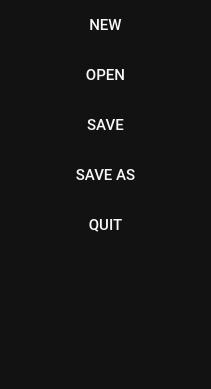
Above: resources/ui_menu.ui from scqubits/qfit before the change. Below: the same form after it.
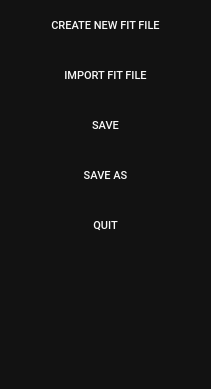
That is the form after the change.

What changed in the file:
```diff
--- a/resources/ui_menu.ui
+++ b/resources/ui_menu.ui
@@ -14,7 +14,7 @@
    <string/>
   </property>
   <property name="autoFillBackground">
-   <bool>true</bool>
+   <bool>false</bool>
   </property>
   <property name="styleSheet">
    <string notr="true">QWidget {
@@ -22,7 +22,8 @@
 }
 
 QPushButton {	
-	font: 57 11pt &quot;Roboto Medium&quot;;
+	font-family: &quot;Roboto Medium&quot;;
+	font-size: 11px;
 	color: rgb(249, 249, 249);
 	background-color: rgb(18, 18, 18);
 	border: none;
@@ -80,13 +81,12 @@
      <property name="font">
       <font>
        <family>Roboto Medium</family>
-       <pointsize>11</pointsize>
-       <italic>false</italic>
-       <bold>false</bold>
+       <pointsize>-1</pointsize>
+       <fontweight>Light</fontweight>
       </font>
      </property>
      <property name="text">
-      <string>NEW</string>
+      <string>CREATE NEW FIT FILE</string>
      </property>
     </widget>
    </item>
@@ -113,13 +113,13 @@
      <property name="font">
       <font>
        <family>Roboto Medium</family>
-       <pointsize>11</pointsize>
+       <pointsize>-1</pointsize>
        <italic>false</italic>
-       <bold>false</bold>
+       <fontweight>Light</fontweight>
       </font>
      </property>
      <property name="text">
-      <string>OPEN</string>
+      <string>IMPORT FIT FILE</string>
      </property>
     </widget>
    </item>
@@ -146,9 +146,8 @@
      <property name="font">
       <font>
        <family>Roboto Medium</family>
-       <pointsize>11</pointsize>
-       <italic>false</italic>
-       <bold>false</bold>
+       <pointsize>-1</pointsize>
+       <fontweight>Light</fontweight>
       </font>
      </property>
      <property name="text">
@@ -179,9 +178,8 @@
      <property name="font">
       <font>
        <family>Roboto Medium</family>
-       <pointsize>11</pointsize>
-       <italic>false</italic>
-       <bold>false</bold>
+       <pointsize>-1</pointsize>
+       <fontweight>Light</fontweight>
       </font>
      </property>
      <property name="text">
@@ -212,9 +210,8 @@
      <property name="font">
       <font>
        <family>Roboto Medium</family>
-       <pointsize>11</pointsize>
-       <italic>false</italic>
-       <bold>false</bold>
+       <pointsize>-1</pointsize>
+       <fontweight>Light</fontweight>
       </font>
      </property>
      <property name="text">
```
